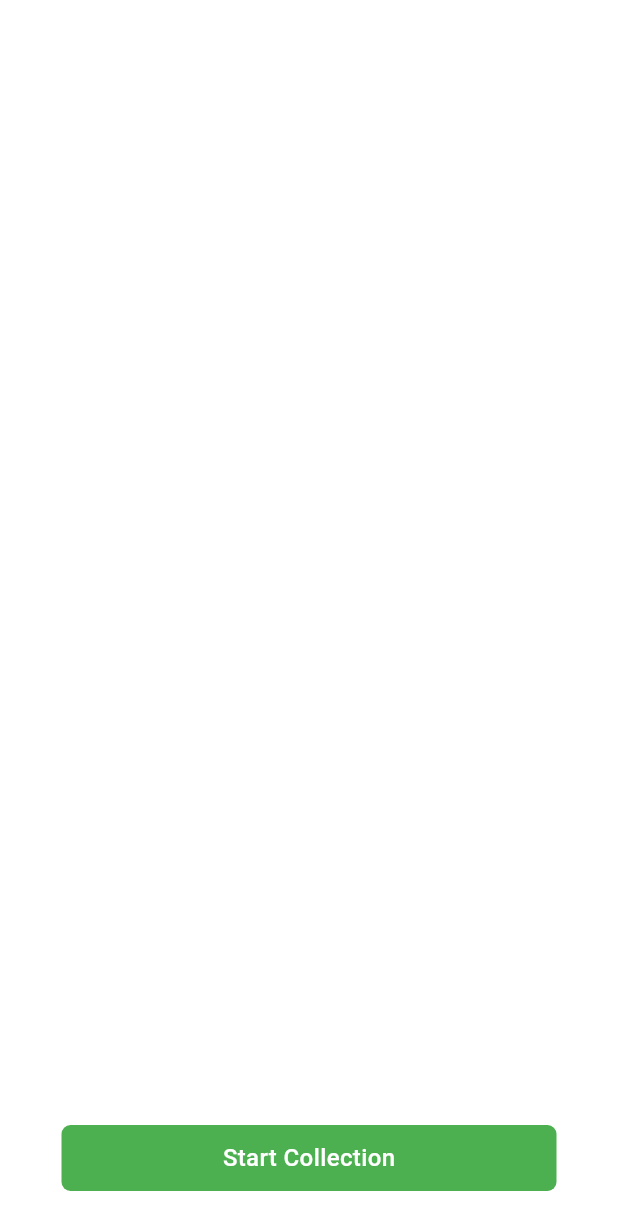
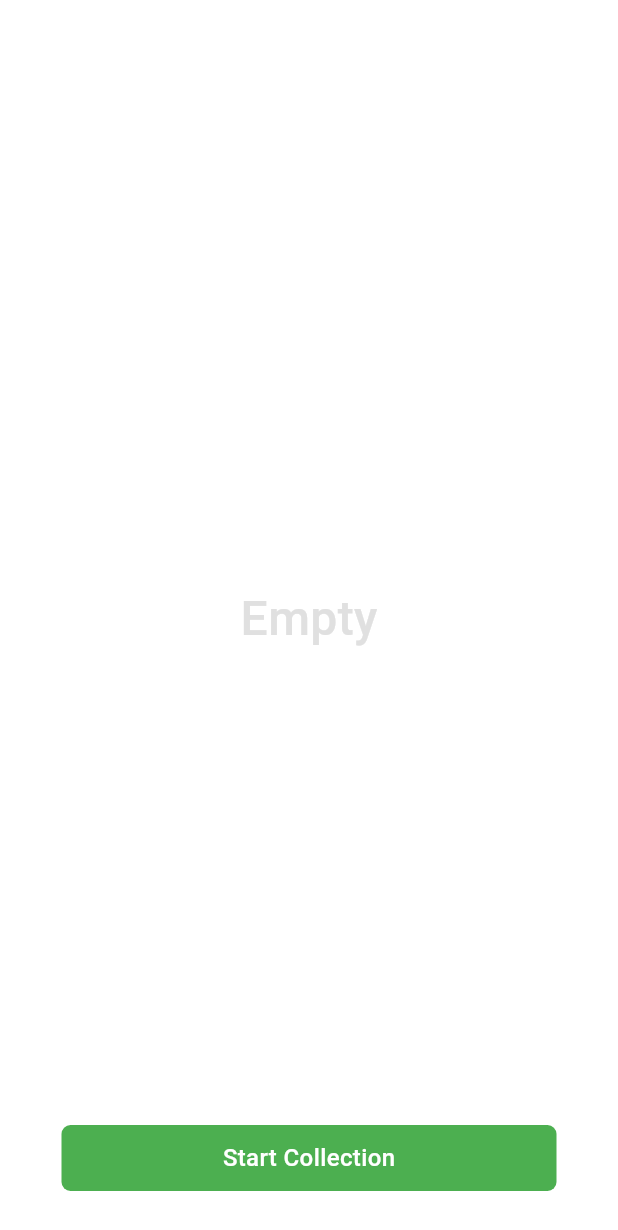
Before and after one commit to nasirdev74/GIM, a Flutter app: the LocationsView screen opened by its route, on a phone screen of 412 x 824 dp. Shown: the top 1230 px of the screen. Run offline on Flutter 3.47's test engine with Material 3 defaults, Android fonts, the phone set to English and light mode, and no system bars; our stand-ins replace firebase_core, firebase_crashlytics, flutter_bloc, flutter_dotenv, freezed_annotation, geolocator and 7 more; accounts and stored records are empty.

```diff
--- a/lib/ui/locations/widgets/build_locations.dart
+++ b/lib/ui/locations/widgets/build_locations.dart
@@ -18,6 +18,7 @@ class BuildLocations extends StatelessWidget {
       child: BlocBuilder<LocationsBloc, LocationsState>(
         builder: (_, state) {
           final positions = state.positions;
+          if (positions.isEmpty) return _buildEmptyText();
           return ListView.separated(
             itemCount: positions.length,
             physics: const ClampingScrollPhysics(),
@@ -32,4 +33,17 @@ class BuildLocations extends StatelessWidget {
       ),
     );
   }
+
+  Widget _buildEmptyText() {
+    return Center(
+      child: Text(
+        "Empty",
+        style: TextStyle(
+          fontSize: 32,
+          fontWeight: FontWeight.w500,
+          color: Colors.grey.shade300,
+        ),
+      ),
+    );
+  }
 }
```
Also changed, not shown: 43 other files.
